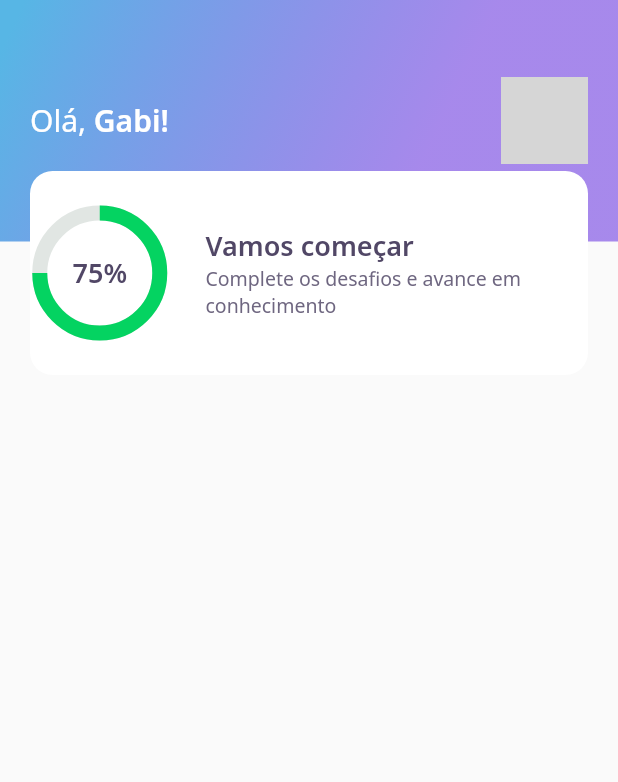
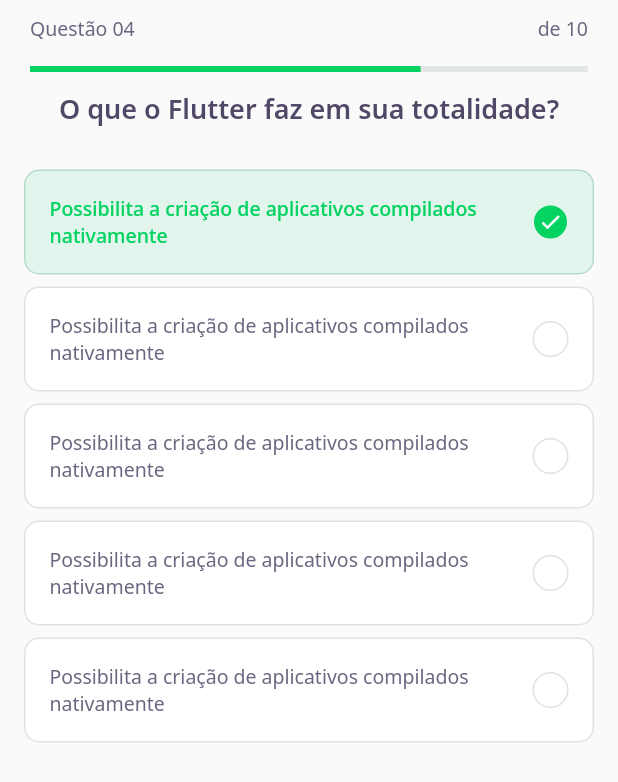
Before and after one commit to gabihvespoli/devquiz-flutter-nlw5, a Flutter app: the screen it shows after launch, on a phone screen of 412 x 824 dp. Shown: the top 782 px of the screen. Run offline on Flutter 3.47's test engine with Material 2 defaults, Android fonts, the phone set to English and light mode, and no system bars; our stand-ins replace google_fonts; grey boxes are pictures that could not be loaded.

Commit message:
day 2 - challenge page quiz answer question-indicator

```diff
--- /dev/null
+++ b/lib/challenge/challenge_page.dart
@@ -0,0 +1,28 @@
+import 'package:devquiz/challenge/widgets/question_indicator/question_indicator_widget.dart';
+import 'package:devquiz/challenge/widgets/quiz/quiz_widget.dart';
+import 'package:flutter/material.dart';
+
+class ChallengePage extends StatefulWidget {
+  ChallengePage({Key? key}) : super(key: key);
+
+  @override
+  _ChallengePageState createState() => _ChallengePageState();
+}
+
+class _ChallengePageState extends State<ChallengePage> {
+  @override
+  Widget build(BuildContext context) {
+    return Scaffold(
+      appBar: PreferredSize(
+        preferredSize: Size.fromHeight(60),
+        child: SafeArea(
+          top: true,
+          child: QuestionIndicatorWidget(),
+        ),
+      ),
+      body: QuizWidget(
+        title: "O que o Flutter faz em sua totalidade?",
+      ),
+    );
+  }
+}
--- /dev/null
+++ b/lib/challenge/widgets/answer/answer_widget.dart
@@ -0,0 +1,79 @@
+import 'package:devquiz/core/app_colors.dart';
+import 'package:devquiz/core/app_text_styles.dart';
+import 'package:flutter/material.dart';
+
+class AnswerWidget extends StatelessWidget {
+  final String title;
+  final bool isRight;
+  final bool isSelected;
+
+  const AnswerWidget(
+      {Key? key,
+      required this.title,
+      this.isRight = false,
+      this.isSelected = false})
+      : super(key: key);
+
+  Color get _selectedColorRight =>
+      isRight ? AppColors.darkGreen : AppColors.darkRed;
+
+  Color get _selectedBorderRight =>
+      isRight ? AppColors.lightGreen : AppColors.lightRed;
+
+  Color get _selectedColorCardRight =>
+      isRight ? AppColors.lightGreen : AppColors.lightRed;
+
+  Color get _selectedBorderCardRight =>
+      isRight ? AppColors.green : AppColors.red;
+
+  TextStyle get _selectedTextStyleRight =>
+      isRight ? AppTextStyles.bodyDarkGreen : AppTextStyles.bodyDarkRed;
+
+  IconData get _selectedIconRight => isRight ? Icons.check : Icons.close;
+
+  @override
+  Widget build(BuildContext context) {
+    return Padding(
+      padding: const EdgeInsets.symmetric(horizontal: 16, vertical: 4),
+      child: Container(
+        padding: EdgeInsets.all(16),
+        decoration: BoxDecoration(
+            color: isSelected ? _selectedColorCardRight : AppColors.white,
+            borderRadius: BorderRadius.circular(10),
+            border: Border.fromBorderSide(BorderSide(
+                color:
+                    isSelected ? _selectedBorderCardRight : AppColors.border))),
+        child: Row(
+          mainAxisAlignment: MainAxisAlignment.spaceBetween,
+          children: [
+            Expanded(
+              child: Text(
+                title,
+                style:
+                    isSelected ? _selectedTextStyleRight : AppTextStyles.body,
+              ),
+            ),
+            Container(
+              width: 24,
+              height: 24,
+              decoration: BoxDecoration(
+                  color: isSelected ? _selectedColorRight : AppColors.white,
+                  borderRadius: BorderRadius.circular(500),
+                  border: Border.fromBorderSide(BorderSide(
+                      color: isSelected
+                          ? _selectedBorderRight
+                          : AppColors.border))),
+              child: isSelected
+                  ? Icon(
+                      _selectedIconRight,
+                      color: AppColors.white,
+                      size: 16,
+                    )
+                  : null,
+            )
+          ],
+        ),
+      ),
+    );
+  }
+}
--- /dev/null
+++ b/lib/challenge/widgets/question_indicator/question_indicator_widget.dart
@@ -0,0 +1,39 @@
+import 'package:devquiz/core/app_text_styles.dart';
+import 'package:devquiz/shared/widgets/progress_indicator/progress_indicator_widget.dart';
+import 'package:flutter/material.dart';
+
+class QuestionIndicatorWidget extends StatelessWidget {
+  const QuestionIndicatorWidget({Key? key}) : super(key: key);
+
+  @override
+  Widget build(BuildContext context) {
+    return Padding(
+      padding: const EdgeInsets.symmetric(horizontal: 20, vertical: 10),
+      child: Container(
+        child: Column(
+          children: [
+            Row(
+              mainAxisAlignment: MainAxisAlignment.spaceBetween,
+              children: [
+                Text(
+                  "Questão 04",
+                  style: AppTextStyles.body,
+                ),
+                Text(
+                  "de 10",
+                  style: AppTextStyles.body,
+                ),
+              ],
+            ),
+            SizedBox(
+              height: 16,
+            ),
+            ProgressIndicatorWidget(
+              value: 0.7,
+            ),
+          ],
+        ),
+      ),
+    );
+  }
+}
--- /dev/null
+++ b/lib/challenge/widgets/quiz/quiz_widget.dart
@@ -0,0 +1,42 @@
+import 'package:devquiz/challenge/widgets/answer/answer_widget.dart';
+import 'package:devquiz/core/app_text_styles.dart';
+import 'package:flutter/material.dart';
+
+class QuizWidget extends StatelessWidget {
+  final String title;
+  const QuizWidget({Key? key, required this.title}) : super(key: key);
+
+  @override
+  Widget build(BuildContext context) {
+    return Container(
+      child: Column(
+        children: [
+          Text(
+            title,
+            style: AppTextStyles.heading,
+          ),
+          SizedBox(
+            height: 24,
+          ),
+          AnswerWidget(
+              isRight: true,
+              isSelected: true,
+              title:
+                  "Possibilita a criação de aplicativos compilados nativamente"),
+          AnswerWidget(
+              title:
+                  "Possibilita a criação de aplicativos compilados nativamente"),
+          AnswerWidget(
+              title:
+                  "Possibilita a criação de aplicativos compilados nativamente"),
+          AnswerWidget(
+              title:
+                  "Possibilita a criação de aplicativos compilados nativamente"),
+          AnswerWidget(
+              title:
+                  "Possibilita a criação de aplicativos compilados nativamente"),
+        ],
+      ),
+    );
+  }
+}
--- a/lib/core/app_widget.dart
+++ b/lib/core/app_widget.dart
@@ -1,3 +1,4 @@
+import 'package:devquiz/challenge/challenge_page.dart';
 import 'package:devquiz/home/home_page.dart';
 import 'package:devquiz/splash/splash_page.dart';
 import 'package:flutter/material.dart';
@@ -7,7 +8,7 @@ class AppWidget extends StatelessWidget {
   Widget build(BuildContext context) {
     return MaterialApp(
       title: "devquiz",
-      home: HomePage(),
+      home: ChallengePage(),
     );
   }
 }
--- a/lib/home/widgets/score_card/score_card_widget.dart
+++ b/lib/home/widgets/score_card/score_card_widget.dart
@@ -13,9 +13,9 @@ class ScoreCardWidget extends StatelessWidget {
       child: Container(
         height: 136,
         decoration: BoxDecoration(
-          color: AppColors.white,
-          borderRadius: BorderRadius.circular(15)
-        ),
+            color: AppColors.white, borderRadius: BorderRadius.circular(15)),
+        child: Padding(
+          padding: const EdgeInsets.symmetric(horizontal: 24),
           child: Row(
             crossAxisAlignment: CrossAxisAlignment.center,
             children: [
@@ -31,12 +31,21 @@ class ScoreCardWidget extends StatelessWidget {
                     mainAxisAlignment: MainAxisAlignment.center,
                     crossAxisAlignment: CrossAxisAlignment.start,
                     children: [
-                  Text("Vamos começar", style: AppTextStyles.heading,),
-                  Text("Complete os desafios e avance em conhecimento", style: AppTextStyles.body,)
-            ],),
+                      Text(
+                        "Vamos começar",
+                        style: AppTextStyles.heading,
+                      ),
+                      Text(
+                        "Complete os desafios e avance em conhecimento",
+                        style: AppTextStyles.body,
+                      )
+                    ],
+                  ),
                 ),
               )
-        ],),
+            ],
+          ),
+        ),
       ),
     );
   }
--- /dev/null
+++ b/lib/shared/widgets/progress_indicator/progress_indicator_widget.dart
@@ -0,0 +1,17 @@
+import 'package:devquiz/core/app_colors.dart';
+import 'package:flutter/material.dart';
+
+class ProgressIndicatorWidget extends StatelessWidget {
+  final double value;
+  const ProgressIndicatorWidget({Key? key, required this.value})
+      : super(key: key);
+
+  @override
+  Widget build(BuildContext context) {
+    return LinearProgressIndicator(
+      value: value,
+      backgroundColor: AppColors.chartSecondary,
+      valueColor: AlwaysStoppedAnimation<Color>(AppColors.chartPrimary),
+    );
+  }
+}
--- a/lib/splash/splash_page.dart
+++ b/lib/splash/splash_page.dart
@@ -7,9 +7,7 @@ class SplashPage extends StatelessWidget {
   Widget build(BuildContext context) {
     return Scaffold(
       body: Container(
-        decoration: BoxDecoration(
-          gradient: AppGradients.linear
-        ),
+        decoration: BoxDecoration(gradient: AppGradients.linear),
         child: Center(
           child: Image.asset(AppImages.logo),
         ),
```
Also changed, not shown: lib/home/home_page.dart (+46 -2 lines), lib/home/widgets/appbar/app_bar_widget.dart (+4 -3 lines), lib/home/widgets/chart/chart.widget.dart (+6 -4 lines), lib/home/widgets/level_button/level_button_widget.dart (added, +57 -0 lines), lib/home/widgets/quiz_card/quiz_card_widget.dart (added, +58 -0 lines), lib/main.dart (+0 -38 lines), 1 other file. Lines whose indentation alone changed are shown as unchanged.
